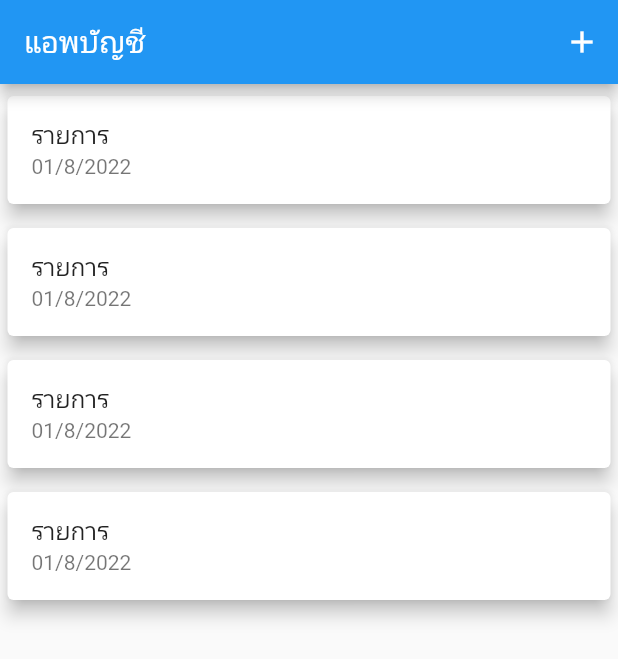
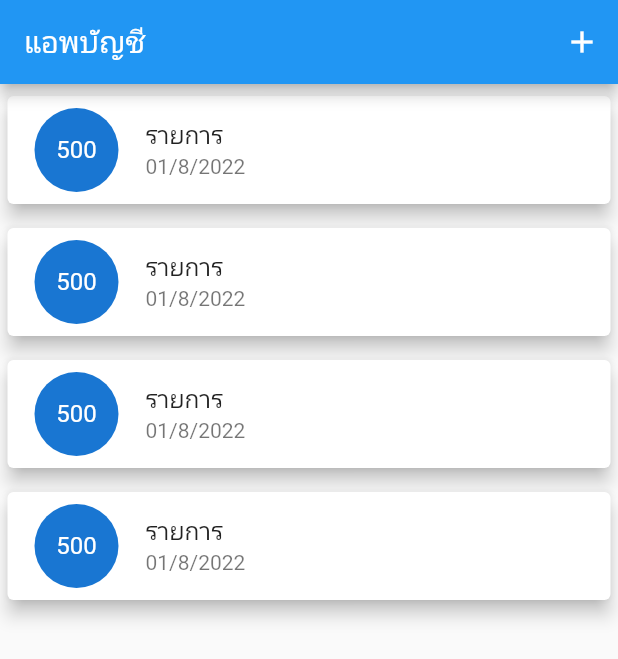
Before and after one commit to Nuuteen/Lab5, a Flutter app: the screen it shows after launch, on a phone screen of 412 x 824 dp. Shown: the top 659 px of the screen. Run offline on Flutter 3.47's test engine with Material 2 defaults, Android fonts, the phone set to English and light mode, and no system bars.

Commit message:
Lab5-8
Card widget 3 Final Avtar

```diff
--- a/flutter_application_1/lib/main.dart
+++ b/flutter_application_1/lib/main.dart
@@ -51,6 +51,12 @@ class _MyHomePageState extends State<MyHomePage> {
                 elevation: 5,
                 margin: const EdgeInsets.symmetric(vertical: 8, horizontal: 5),
                 child: ListTile(
+                  leading: CircleAvatar(
+                    radius: 30,
+                    child: FittedBox(
+                      child: Text("500"),
+                    ),
+                  ),
                   title: Text("รายการ"),
                   subtitle: Text("01/8/2022"),
                 ),
```
